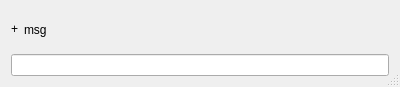
The window that app/src/popup.ui (Hvvang/uText) describes before a commit, drawn with Qt 5.
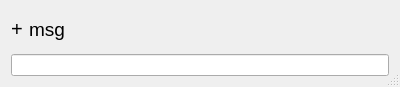
The same window after the commit.

What changed in the file:
```diff
--- a/app/src/popup.ui
+++ b/app/src/popup.ui
@@ -39,8 +39,13 @@
          <verstretch>0</verstretch>
         </sizepolicy>
        </property>
+       <property name="font">
+        <font>
+         <pointsize>15</pointsize>
+        </font>
+       </property>
        <property name="text">
-        <string>+</string>
+        <string>&lt;html&gt;&lt;head/&gt;&lt;body&gt;&lt;p&gt;+&lt;/p&gt;&lt;/body&gt;&lt;/html&gt;</string>
        </property>
       </widget>
      </item>
@@ -52,6 +57,11 @@
          <verstretch>0</verstretch>
         </sizepolicy>
        </property>
+       <property name="font">
+        <font>
+         <pointsize>14</pointsize>
+        </font>
+       </property>
        <property name="focusPolicy">
         <enum>Qt::NoFocus</enum>
        </property>
```
Left out of the diff: 3 changed lines with no effect on the pictures.
